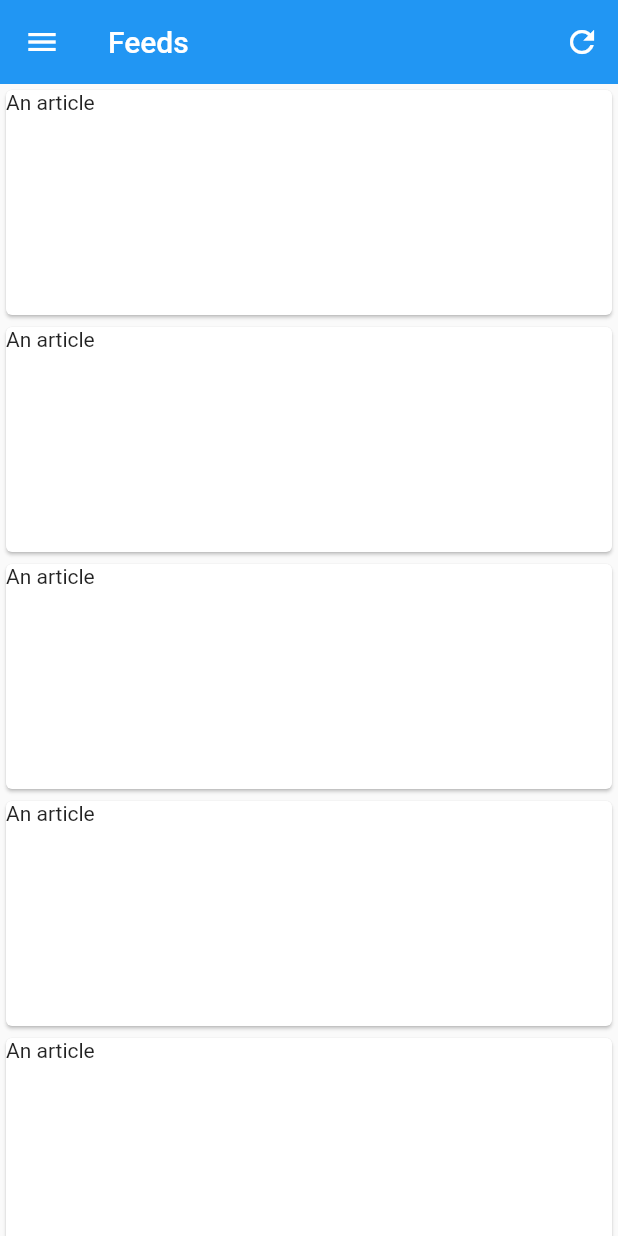
After one commit to sbeam-dev/SbeamRSS, a Flutter app: the screen it shows after launch, on a phone screen of 412 x 824 dp. The commit adds this screen. Run offline on Flutter 3.47's test engine with Material 2 defaults, Android fonts, the phone set to English and light mode, and no system bars.

Commit message:
Basic pages

```diff
--- /dev/null
+++ b/lib/feeds.dart
@@ -0,0 +1,51 @@
+import 'package:flutter/material.dart';
+
+class FeedsPage extends StatefulWidget {
+  FeedsPage({Key key, this.title}) : super(key: key);
+
+  final String title;
+
+  @override
+  _FeedsPageState createState() => _FeedsPageState();
+}
+
+class _FeedsPageState extends State<FeedsPage> {
+  @override
+  Widget build(BuildContext context) {
+    return CustomScrollView(
+      slivers: <Widget>[
+        SliverAppBar(
+          title: Text("Feeds"),
+          actions: <Widget>[
+            IconButton(
+              icon: Icon(Icons.refresh),
+              onPressed: (){
+
+              },
+            ),
+          ],
+        ),
+        SliverList(
+          delegate: SliverChildBuilderDelegate(
+                (BuildContext context, int index) {
+              return Card(
+                child: InkWell(
+                  splashColor: Colors.blue.withAlpha(30),
+                  onTap: (){
+                    print("Tapped");
+                  },
+                  child: Container(
+                    width: 300,
+                    height: 150,
+                    child: Text("An article"),
+                  ),
+                ),
+              );
+            },
+            childCount: 20,
+          ),
+        ),
+      ],
+    );
+  }
+}
--- /dev/null
+++ b/lib/home.dart
@@ -0,0 +1,70 @@
+import 'package:flutter/material.dart';
+import 'subs.dart';
+import 'settings.dart';
+import 'feeds.dart';
+
+// ------------Home--------------
+class MyHomePage extends StatefulWidget {
+  MyHomePage({Key key, this.title}) : super(key: key);
+
+  final String title;
+
+  @override
+  _MyHomePageState createState() => _MyHomePageState();
+}
+
+class _MyHomePageState extends State<MyHomePage> {
+  int _drawerindex = 0;
+
+  Widget _getMainPage(int i){
+    switch(i) {
+      case(0): return new FeedsPage();
+      case(1): return new SubsPage();
+      case(2): return new SettingsPage();
+    }
+    return Text("Error");
+  }
+  @override
+  Widget build(BuildContext context) {
+    return Scaffold(
+
+      drawer: Drawer(
+          child: ListView(
+            children: <Widget>[
+              DrawerHeader(
+                child: FlutterLogo(),
+              ),
+              ListTile(
+                leading: Icon(Icons.rss_feed),
+                title: Text("My feeds"),
+                onTap: (){
+                  setState(() => _drawerindex = 0);
+                  Navigator.pop(context);
+                },
+              ),
+              Divider(
+
+              ),
+              ListTile(
+                leading: Icon(Icons.subscriptions),
+                title: Text("Subscriptions"),
+                onTap: (){
+                  setState(() => _drawerindex = 1);
+                  Navigator.pop(context);
+                },
+              ),
+              ListTile(
+                leading: Icon(Icons.settings),
+                title: Text("Settings"),
+                onTap: (){
+                  setState(() => _drawerindex = 2);
+                  Navigator.pop(context);
+                },
+              ),
+            ],
+          )
+      ),
+      body: _getMainPage(_drawerindex),
+    );
+  }
+}
```
Also changed, not shown: lib/main.dart (+1 -190 lines), lib/settings.dart (added, +51 -0 lines), lib/subs.dart (added, +51 -0 lines).
